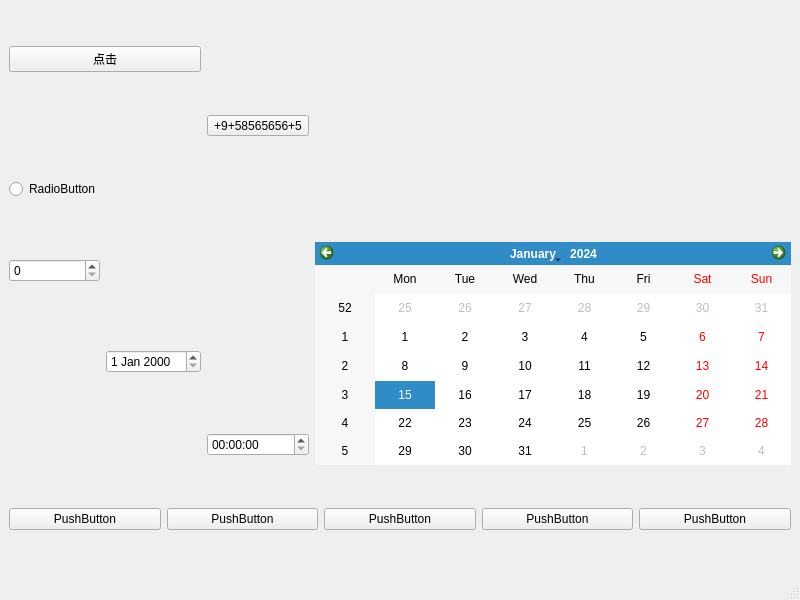
Qt form src/playground/test_qt/QT2_useQTDesigner/test_main.ui (objcat/test-python) before a commit.
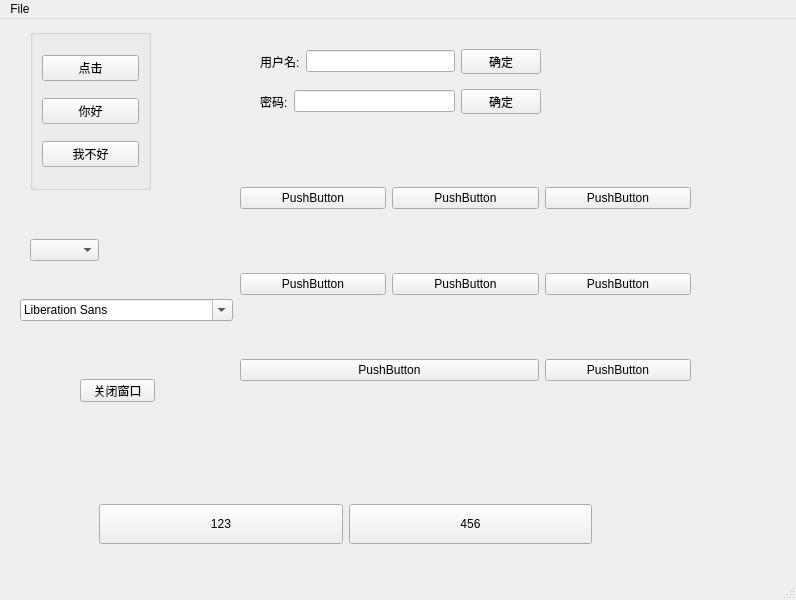
The same form after that commit.

```diff
--- a/src/playground/test_qt/QT2_useQTDesigner/test_main.ui
+++ b/src/playground/test_qt/QT2_useQTDesigner/test_main.ui
@@ -6,100 +6,307 @@
    <rect>
     <x>0</x>
     <y>0</y>
-    <width>800</width>
+    <width>796</width>
     <height>600</height>
    </rect>
   </property>
+  <property name="minimumSize">
+   <size>
+    <width>0</width>
+    <height>40</height>
+   </size>
+  </property>
   <property name="windowTitle">
    <string>MainWindow</string>
   </property>
   <widget class="QWidget" name="centralwidget">
+   <widget class="QWidget" name="gridLayoutWidget">
+    <property name="geometry">
+     <rect>
+      <x>240</x>
+      <y>110</y>
+      <width>451</width>
+      <height>311</height>
+     </rect>
+    </property>
    <layout class="QGridLayout" name="gridLayout">
-    <item row="0" column="0" colspan="2">
-     <widget class="QPushButton" name="pushButton">
+     <item row="1" column="1">
+      <widget class="QPushButton" name="pushButton_11">
       <property name="text">
-       <string>点击</string>
+        <string>PushButton</string>
+       </property>
+      </widget>
+     </item>
+     <item row="2" column="2">
+      <widget class="QPushButton" name="pushButton_15">
+       <property name="text">
+        <string>PushButton</string>
+       </property>
+      </widget>
+     </item>
+     <item row="1" column="0">
+      <widget class="QPushButton" name="pushButton_9">
+       <property name="text">
+        <string>PushButton</string>
+       </property>
+      </widget>
+     </item>
+     <item row="0" column="2">
+      <widget class="QPushButton" name="pushButton_13">
+       <property name="text">
+        <string>PushButton</string>
+       </property>
+      </widget>
+     </item>
+     <item row="0" column="1">
+      <widget class="QPushButton" name="pushButton_8">
+       <property name="text">
+        <string>PushButton</string>
+       </property>
+      </widget>
+     </item>
+     <item row="2" column="0" colspan="2">
+      <widget class="QPushButton" name="pushButton_10">
+       <property name="text">
+        <string>PushButton</string>
+       </property>
+      </widget>
+     </item>
+     <item row="0" column="0">
+      <widget class="QPushButton" name="pushButton_7">
+       <property name="text">
+        <string>PushButton</string>
       </property>
      </widget>
     </item>
     <item row="1" column="2">
-     <widget class="QToolButton" name="toolButton">
+      <widget class="QPushButton" name="pushButton_14">
       <property name="text">
-       <string>+9+58565656+5</string>
+        <string>PushButton</string>
       </property>
      </widget>
     </item>
-    <item row="2" column="0">
-     <widget class="QRadioButton" name="radioButton">
+    </layout>
+   </widget>
+   <widget class="QWidget" name="layoutWidget">
+    <property name="geometry">
+     <rect>
+      <x>260</x>
+      <y>70</y>
+      <width>281</width>
+      <height>25</height>
+     </rect>
+    </property>
+    <layout class="QHBoxLayout" name="horizontalLayout_2">
+     <item>
+      <widget class="QLabel" name="label_2">
       <property name="text">
-       <string>RadioButton</string>
+        <string>密码:</string>
       </property>
      </widget>
     </item>
-    <item row="3" column="0">
-     <widget class="QSpinBox" name="spinBox"/>
-    </item>
-    <item row="3" column="3" rowspan="3">
-     <widget class="QCalendarWidget" name="calendarWidget"/>
-    </item>
-    <item row="4" column="1">
-     <widget class="QDateEdit" name="dateEdit"/>
-    </item>
-    <item row="5" column="2">
-     <widget class="QTimeEdit" name="timeEdit"/>
-    </item>
-    <item row="6" column="0" colspan="4">
+     <item>
+      <widget class="QLineEdit" name="lineEdit_2"/>
+     </item>
+     <item>
+      <widget class="QPushButton" name="pushButton_16">
+       <property name="text">
+        <string>确定</string>
+       </property>
+      </widget>
+     </item>
+    </layout>
+   </widget>
+   <widget class="QComboBox" name="comboBox">
+    <property name="geometry">
+     <rect>
+      <x>30</x>
+      <y>220</y>
+      <width>69</width>
+      <height>22</height>
+     </rect>
+    </property>
+   </widget>
+   <widget class="QFontComboBox" name="fontComboBox">
+    <property name="geometry">
+     <rect>
+      <x>20</x>
+      <y>280</y>
+      <width>213</width>
+      <height>22</height>
+     </rect>
+    </property>
+   </widget>
+   <widget class="QPushButton" name="pushButton_19">
+    <property name="geometry">
+     <rect>
+      <x>80</x>
+      <y>360</y>
+      <width>75</width>
+      <height>23</height>
+     </rect>
+    </property>
+    <property name="text">
+     <string>关闭窗口</string>
+    </property>
+   </widget>
+   <widget class="QWidget" name="">
+    <property name="geometry">
+     <rect>
+      <x>260</x>
+      <y>30</y>
+      <width>281</width>
+      <height>25</height>
+     </rect>
+    </property>
      <layout class="QHBoxLayout" name="horizontalLayout">
       <item>
+      <widget class="QLabel" name="label">
+       <property name="text">
+        <string>用户名:</string>
+       </property>
+      </widget>
+     </item>
+     <item>
+      <widget class="QLineEdit" name="lineEdit"/>
+     </item>
+     <item>
+      <widget class="QPushButton" name="pushButton_12">
+       <property name="text">
+        <string>确定</string>
+       </property>
+      </widget>
+     </item>
+    </layout>
+   </widget>
+   <widget class="QGroupBox" name="skill">
+    <property name="geometry">
+     <rect>
+      <x>30</x>
+      <y>10</y>
+      <width>121</width>
+      <height>161</height>
+     </rect>
+    </property>
+    <property name="sizePolicy">
+     <sizepolicy hsizetype="Preferred" vsizetype="Ignored">
+      <horstretch>0</horstretch>
+      <verstretch>0</verstretch>
+     </sizepolicy>
+    </property>
+    <layout class="QVBoxLayout" name="verticalLayout">
+     <item>
        <widget class="QPushButton" name="pushButton_2">
         <property name="text">
-         <string>PushButton</string>
+        <string>点击</string>
+       </property>
+      </widget>
+     </item>
+     <item>
+      <widget class="QPushButton" name="pushButton">
+       <property name="text">
+        <string>你好</string>
         </property>
        </widget>
       </item>
       <item>
        <widget class="QPushButton" name="pushButton_3">
         <property name="text">
-         <string>PushButton</string>
+        <string>我不好</string>
         </property>
        </widget>
       </item>
-      <item>
-       <widget class="QPushButton" name="pushButton_4">
-        <property name="text">
-         <string>PushButton</string>
-        </property>
-       </widget>
-      </item>
+    </layout>
+   </widget>
+   <widget class="QFrame" name="">
+    <property name="geometry">
+     <rect>
+      <x>90</x>
+      <y>470</y>
+      <width>511</width>
+      <height>71</height>
+     </rect>
+    </property>
+    <layout class="QHBoxLayout" name="horizontalLayout_3">
       <item>
-       <widget class="QPushButton" name="pushButton_5">
+      <widget class="QPushButton" name="pushButton_17">
+       <property name="sizePolicy">
+        <sizepolicy hsizetype="Expanding" vsizetype="Fixed">
+         <horstretch>1</horstretch>
+         <verstretch>0</verstretch>
+        </sizepolicy>
+       </property>
+       <property name="minimumSize">
+        <size>
+         <width>0</width>
+         <height>40</height>
+        </size>
+       </property>
         <property name="text">
-         <string>PushButton</string>
+        <string>123</string>
         </property>
        </widget>
       </item>
       <item>
-       <widget class="QPushButton" name="pushButton_6">
+      <widget class="QPushButton" name="pushButton_18">
+       <property name="sizePolicy">
+        <sizepolicy hsizetype="Expanding" vsizetype="Fixed">
+         <horstretch>1</horstretch>
+         <verstretch>1</verstretch>
+        </sizepolicy>
+       </property>
+       <property name="minimumSize">
+        <size>
+         <width>0</width>
+         <height>40</height>
+        </size>
+       </property>
         <property name="text">
-         <string>PushButton</string>
+        <string>456</string>
         </property>
        </widget>
       </item>
      </layout>
-    </item>
-   </layout>
-  </widget>
-  <widget class="QMenuBar" name="menubar">
+   </widget>
+  </widget>
+  <widget class="QMenuBar" name="menuBar">
    <property name="geometry">
     <rect>
      <x>0</x>
      <y>0</y>
-     <width>800</width>
+     <width>796</width>
      <height>23</height>
     </rect>
    </property>
-  </widget>
-  <widget class="QStatusBar" name="statusbar"/>
+   <widget class="QMenu" name="menuFile">
+    <property name="title">
+     <string>File</string>
+    </property>
+    <addaction name="actionNew"/>
+    <addaction name="actionOpen"/>
+    <addaction name="actionClose"/>
+   </widget>
+   <addaction name="menuFile"/>
+  </widget>
+  <widget class="QStatusBar" name="statusBar"/>
+  <action name="actionNew">
+   <property name="text">
+    <string>New</string>
+   </property>
+   <property name="toolTip">
+    <string>创建新文件</string>
+   </property>
+  </action>
+  <action name="actionOpen">
+   <property name="text">
+    <string>Open</string>
+   </property>
+  </action>
+  <action name="actionClose">
+   <property name="text">
+    <string>Close</string>
+   </property>
+  </action>
  </widget>
  <resources/>
  <connections/>
```
Left out of the diff: 19 changed lines with no effect on the pictures. Lines whose indentation alone changed are shown as unchanged.
